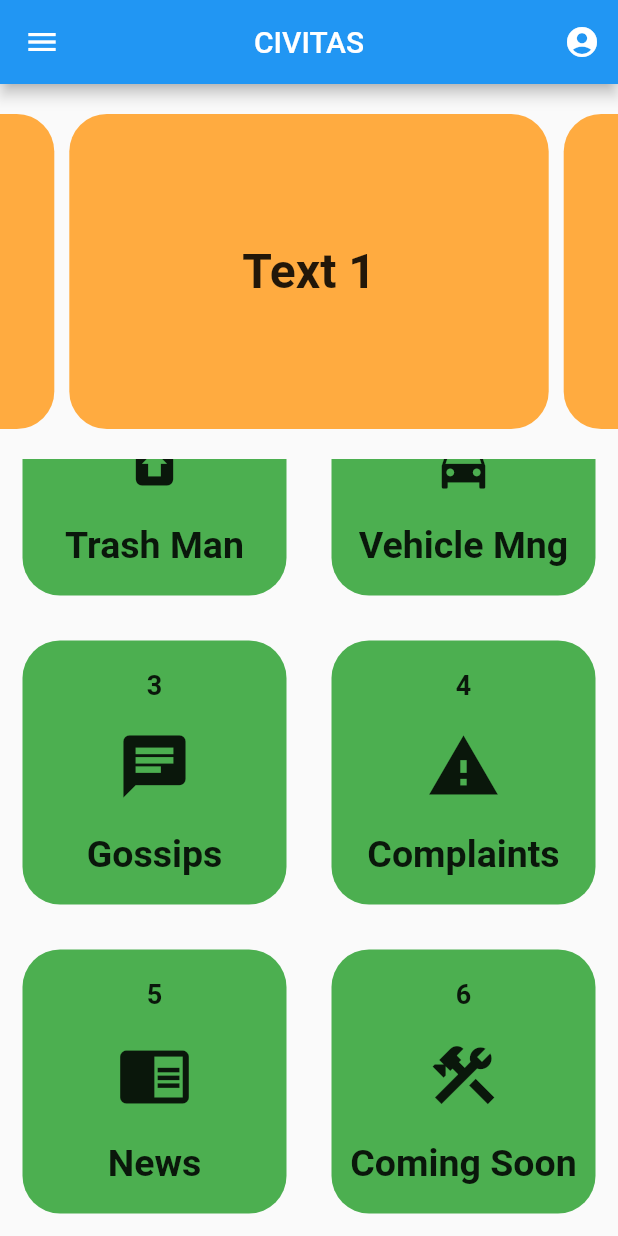
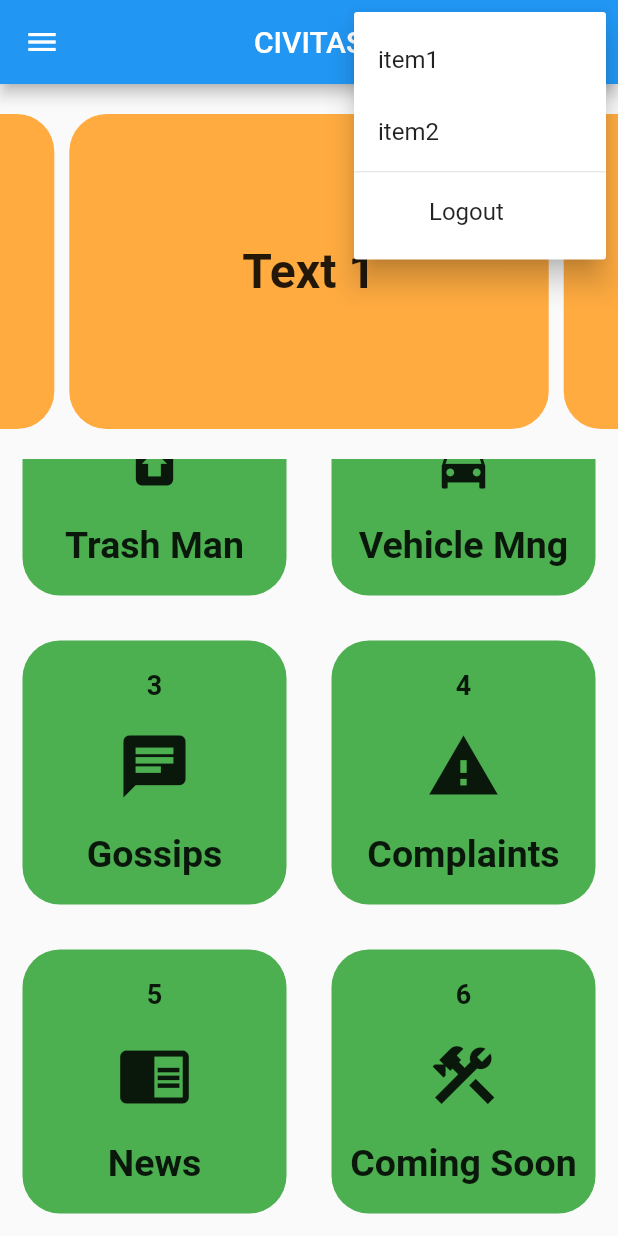
Before and after one commit to VE5PER/civitas, a Flutter app: the screen it shows after launch, scrolled down 100 dp, after a tap on the "account circle" icon, on a phone screen of 412 x 824 dp. Run offline on Flutter 3.47's test engine with Material 2 defaults, Android fonts, the phone set to English and light mode, and no system bars; drawn by our look-alikes of carousel_slider.

Commit message:
profile skeleton with dropdown

```diff
--- a/lib/homepage.dart
+++ b/lib/homepage.dart
@@ -3,6 +3,7 @@ import 'package:civitas/services.dart';
 import 'package:civitas/sideDrawer.dart';
 import 'package:flutter/cupertino.dart';
 import 'package:flutter/material.dart';
+import 'package:civitas/profile/profile.dart';
 
 List<String> servicesList = [
   'Trash Man',
@@ -36,7 +37,8 @@ class _MyHomePageState extends State<MyHomePage> {
         title: Text("CIVITAS"),
         centerTitle: true,
         actions: [
-          IconButton(onPressed: () {}, icon: Icon(Icons.account_circle))
+          popupProfileButton()
+          // IconButton(onPressed: () {}, icon: Icon(Icons.account_circle))
         ],
       ),
       body: SafeArea(
--- /dev/null
+++ b/lib/profile/profile.dart
@@ -0,0 +1,62 @@
+import 'package:flutter/cupertino.dart';
+import 'package:flutter/material.dart';
+
+class popupProfileButton extends StatefulWidget {
+  @override
+  _popupProfileButtonState createState() => _popupProfileButtonState();
+}
+
+class _popupProfileButtonState extends State<popupProfileButton> {
+  @override
+  void selectedItem(BuildContext context, int item) {
+    switch (item) {
+      case 0:
+        print('item1');
+        break;
+      case 1:
+        print('item2');
+        break;
+      case 2:
+        print('logout');
+        break;
+    }
+  }
+
+  Widget build(BuildContext context) {
+    return PopupMenuButton<int>(
+      icon: Icon(Icons.account_circle),
+      itemBuilder: (context) => [
+        PopupMenuItem(
+          child: Text(
+            'item1',
+          ),
+          value: 0,
+        ),
+        PopupMenuItem(
+          child: Text(
+            'item2',
+          ),
+          value: 1,
+        ),
+        PopupMenuDivider(
+          height: 5,
+        ),
+        PopupMenuItem(
+          child: Row(
+            children: [
+              Icon(Icons.logout),
+              SizedBox(
+                width: 10,
+              ),
+              Text('Logout'),
+            ],
+          ),
+          value: 2,
+        ),
+      ],
+      onSelected: (item) {
+        selectedItem(context, item);
+      },
+    );
+  }
+}
```
Also changed, not shown: lib/profile.dart (deleted, +0 -15 lines), pubspec.yaml (+1 -49 lines), lib/profile/profileMain.dart (renamed from lib/profileMain.dart), lib/profile/profilesContent.dart (added).
